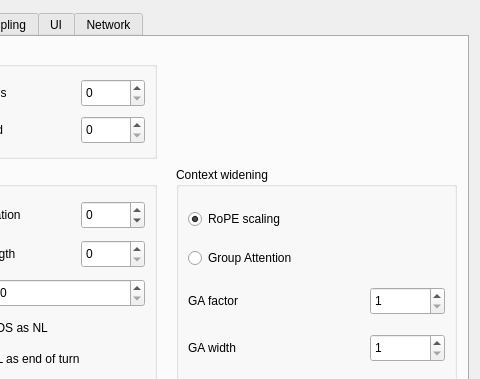
Above: anna_graphica/settingsdialog.ui from matrixsmaster/ANNA before the change; both pictures show x 97 to 577 and y 0 to 379 of the 577 by 462 pixel window. Below: the same form after it.
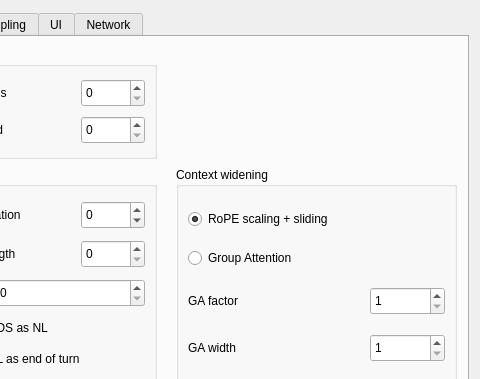
That is the form after the change. Icons and pictures are not drawn.

Commit message: Brain and GUI: fixed group attention, seems to work now

Diff of the .ui file:
```diff
--- a/anna_graphica/settingsdialog.ui
+++ b/anna_graphica/settingsdialog.ui
@@ -282,7 +282,7 @@
         <item>
          <widget class="QRadioButton" name="ctxRopeScale">
           <property name="text">
-           <string>RoPE scaling</string>
+           <string>RoPE scaling + sliding</string>
           </property>
           <property name="checked">
            <bool>true</bool>
```
The commit also changes 2 other files.
